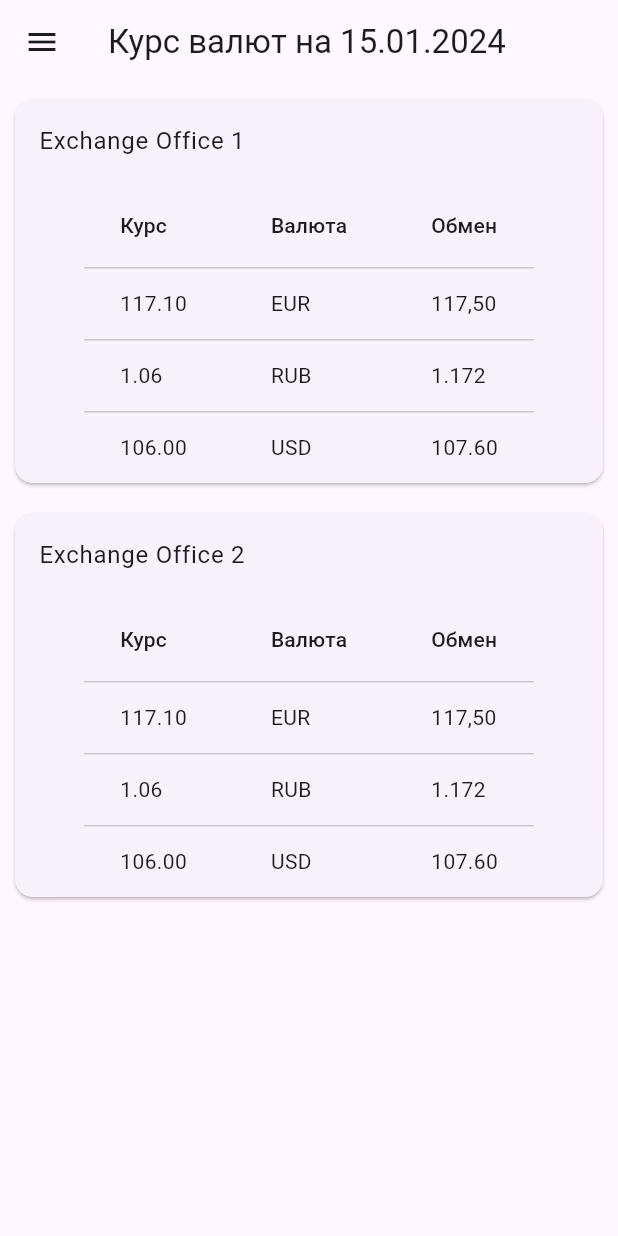
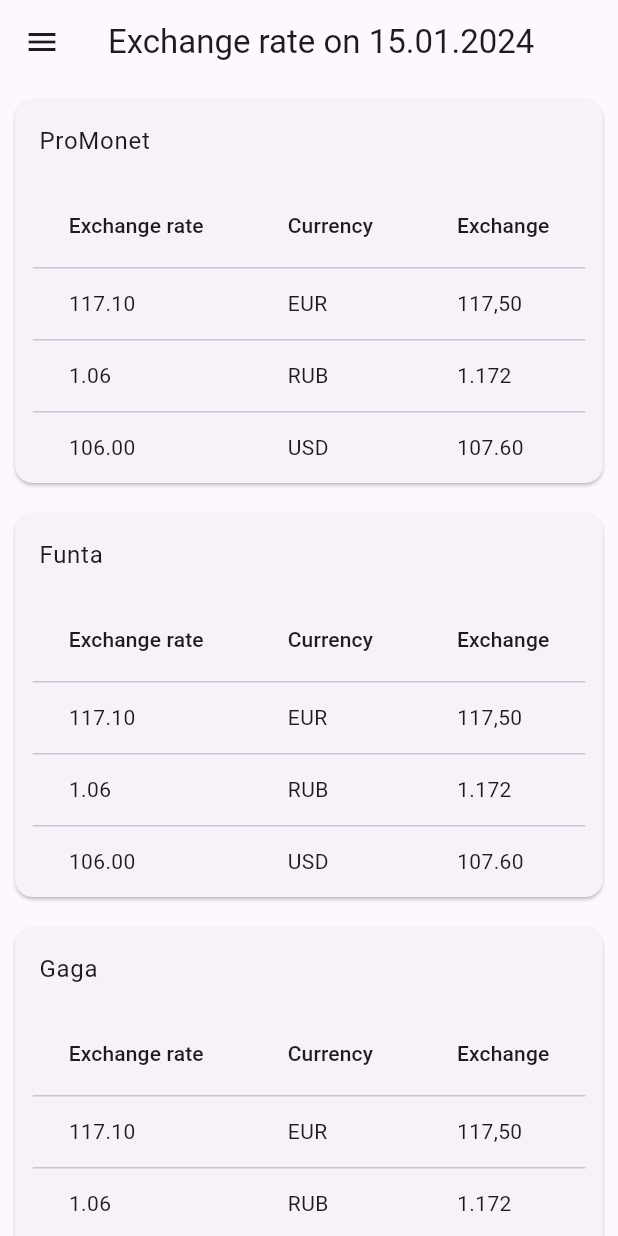
Before and after one commit to ialakey/srbguide, a Flutter app: the ExchangeRateScreen screen opened directly, on a phone screen of 412 x 824 dp. Run offline on Flutter 3.47's test engine with Material 3 defaults, Android fonts, the phone set to English and light mode, and no system bars; our stand-ins replace flutter_markdown, flutter_xlider, open_file, photo_view, share, shared_preferences and 1 more; missing offline and left inert: add_2_calendar, docx_template; accounts and stored records are empty; network calls fail.

Commit message:
fix drawer header

```diff
--- a/lib/l10n/app_en.arb
+++ b/lib/l10n/app_en.arb
@@ -64,5 +64,9 @@
   "help": "Help",
   "main_screen": "Main screen",
   "choice_screen": "Choice screen",
-  "exchange_rate": "Exchange Rate"
+  "exchange_rate": "Exchange rate",
+  "exchange_rate_on": "Exchange rate on",
+  "exchange_rate": "Exchange rate",
+  "currency": "Currency",
+  "exchange": "Exchange"
 }
--- a/lib/l10n/app_ru.arb
+++ b/lib/l10n/app_ru.arb
@@ -64,5 +64,9 @@
   "help": "Помощь",
   "main_screen": "Главный экран",
   "choice_screen": "Выбрать экран",
-  "exchange_rate": "Курс валют"
+  "exchange_rate": "Курс валют",
+  "exchange_rate_on": "Курс валют на",
+  "exchange_rate": "Курс",
+  "currency": "Валюта",
+  "exchange": "Обмен"
 }
--- a/lib/screens/exchange_rate.dart
+++ b/lib/screens/exchange_rate.dart
@@ -1,18 +1,25 @@
 import 'package:flutter/material.dart';
+import 'package:srbguide/localization/app_localizations.dart';
 import 'package:srbguide/service/url_launcher_helper.dart';
 import 'package:srbguide/widget/drawer/drawer.dart';
 
 class ExchangeRateScreen extends StatelessWidget {
   final List<ExchangeOffice> exchangeOffices = [
-    ExchangeOffice(name: 'Exchange Office 1', url: 'https://exchange1.com'),
-    ExchangeOffice(name: 'Exchange Office 2', url: 'https://exchange2.com'),
+    ExchangeOffice(name: 'ProMonet', url: 'https://www.promonet.rs'),
+    ExchangeOffice(name: 'Funta', url: 'https://funta.rs'),
+    ExchangeOffice(name: 'Gaga', url: 'https://menjacnicegaga.rs/#kursna'),
+    ExchangeOffice(name: 'MenjacnicaDunav', url: 'https://menjacnicadunav.rs'),
+    ExchangeOffice(name: 'Dok', url: 'https://www.menjacnicedok.rs/kursna_lista.html'),
   ];
 
   @override
   Widget build(BuildContext context) {
     return Scaffold(
       appBar: AppBar(
-        title: Text('Курс валют на ${DateTime.now().day}.${DateTime.now().month.toString().padLeft(2, '0')}.${DateTime.now().year}'),
+        title:
+        Text(
+          '${AppLocalizations.of(context)!.translate('exchange_rate_on')} ${DateTime.now().day.toString()}.${DateTime.now().month.toString().padLeft(2, '0')}.${DateTime.now().year.toString()}',
+        ),
       ),
       drawer: AppDrawer(),
       body: ListView.builder(
@@ -44,9 +51,9 @@ class ExchangeRateCard extends StatelessWidget {
           ),
           DataTable(
             columns: [
-              DataColumn(label: Text('Курс')),
-              DataColumn(label: Text('Валюта')),
-              DataColumn(label: Text('Обмен')),
+              DataColumn(label: Text(AppLocalizations.of(context)!.translate('exchange_rate'))),
+              DataColumn(label: Text(AppLocalizations.of(context)!.translate('currency'))),
+              DataColumn(label: Text(AppLocalizations.of(context)!.translate('exchange'))),
             ],
             rows: [
               DataRow(cells: [
--- a/lib/widget/drawer/drawer_header.dart
+++ b/lib/widget/drawer/drawer_header.dart
@@ -88,15 +88,18 @@ class _CustomDrawerHeaderState extends State<CustomDrawerHeader> with SingleTick
               crossAxisAlignment: CrossAxisAlignment.start,
               mainAxisAlignment: MainAxisAlignment.end,
               children: [
-                CircleAvatar(
+                ClipRect(
+                  child: Align(
+                    alignment: Alignment.topCenter,
+                    child: CircleAvatar(
                       radius: 40.0,
                       backgroundColor: Colors.transparent,
-                  child: ClipOval(
                       child: Image.asset(
                         widget.imagePath,
                         fit: BoxFit.cover,
                         width: 80.0,
                         height: 80.0,
+                      ),
                     ),
                   ),
                 ),
```
Lines whose indentation alone changed are shown as unchanged.
